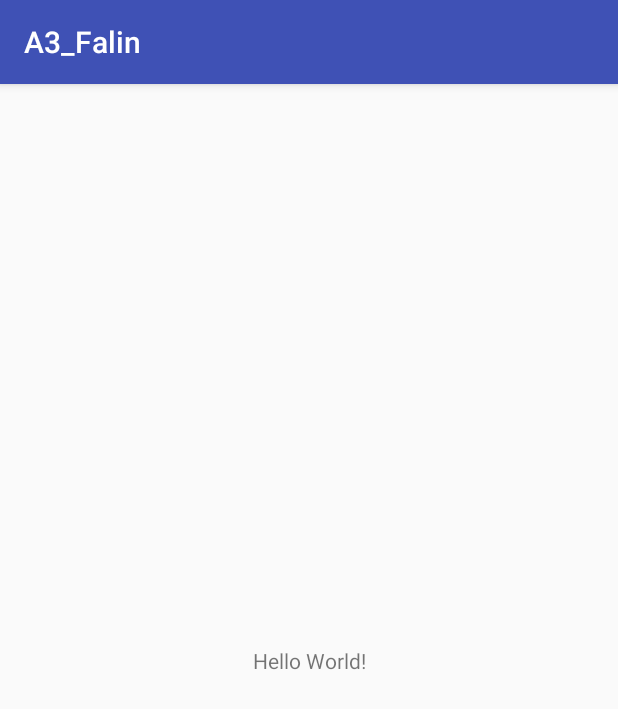
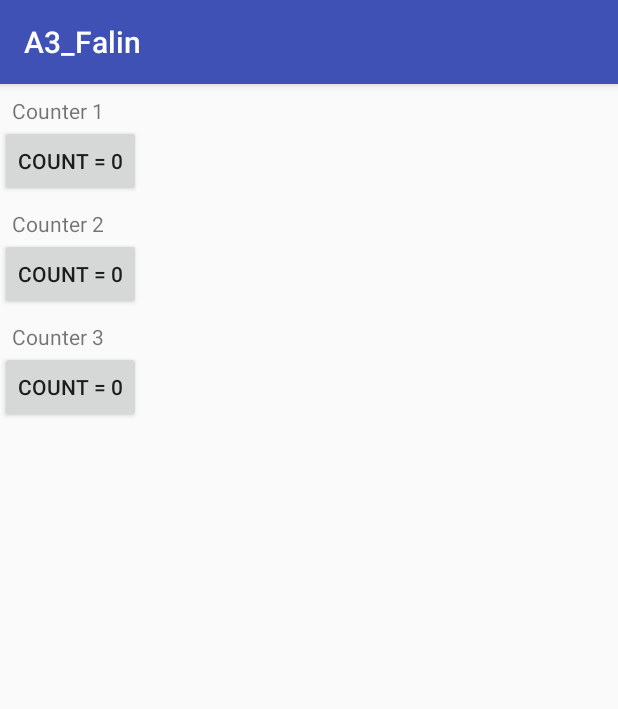
Before and after one commit to Golgoroth22/GeekBrains_Android3, an Android app: the screen it shows after launch (MainActivity), on a phone screen of 412 x 824 dp. Shown: the top 709 px of the screen. Run offline under Robolectric (Android 15) with nearby library versions, the phone set to English and light mode, and no system bars.

Commit message:
Update project

```diff
--- a/A3_Falin/app/src/main/AndroidManifest.xml
+++ b/A3_Falin/app/src/main/AndroidManifest.xml
@@ -9,7 +9,7 @@
         android:roundIcon="@mipmap/ic_launcher_round"
         android:supportsRtl="true"
         android:theme="@style/AppTheme">
-        <activity android:name=".MainActivity">
+        <activity android:name=".view.MainActivity">
             <intent-filter>
                 <action android:name="android.intent.action.MAIN" />
 
--- a/A3_Falin/app/src/main/java/com/falin/valentin/a3_falin/MainActivity.java
+++ /dev/null
@@ -1,13 +0,0 @@
-package com.falin.valentin.a3_falin;
-
-import android.support.v7.app.AppCompatActivity;
-import android.os.Bundle;
-
-public class MainActivity extends AppCompatActivity {
-
-    @Override
-    protected void onCreate(Bundle savedInstanceState) {
-        super.onCreate(savedInstanceState);
-        setContentView(R.layout.activity_main);
-    }
-}
--- /dev/null
+++ b/A3_Falin/app/src/main/java/com/falin/valentin/a3_falin/model/Model.java
@@ -0,0 +1,23 @@
+package com.falin.valentin.a3_falin.model;
+
+import java.util.ArrayList;
+import java.util.List;
+
+public class Model {
+    private List<Integer> mList;
+
+    public Model() {
+        mList = new ArrayList<>(3);
+        mList.add(0);
+        mList.add(0);
+        mList.add(0);
+    }
+
+    public int getElementValueAtIndex(int _index) {
+        return mList.get(_index);
+    }
+
+    public void setElementValueAtIndex(int _index, int value) {
+        mList.set(_index, value);
+    }
+}
--- /dev/null
+++ b/A3_Falin/app/src/main/java/com/falin/valentin/a3_falin/presenter/Presenter.java
@@ -0,0 +1,41 @@
+package com.falin.valentin.a3_falin.presenter;
+
+import com.falin.valentin.a3_falin.model.Model;
+import com.falin.valentin.a3_falin.view.MainActivity;
+
+public class Presenter {
+    private Model mModel;
+    private MainActivity view;
+
+    public Presenter(MainActivity view) {
+        this.mModel = new Model();
+        this.view = view;
+    }
+
+    private int calcNewModelValue(int modelElementIndex) {
+        int currentValue = mModel.getElementValueAtIndex(modelElementIndex);
+        return currentValue + 1;
+    }
+
+    public void buttonClick(int btnIndex) {
+        int newModelValue;
+        switch (btnIndex) {
+            case R.id.btnCounter1:
+                newModelValue = calcNewModelValue(0);
+                mModel.setElementValueAtIndex(0, newModelValue);
+                view.setButtonText(1, newModelValue);
+                break;
+            case R.id.btnCounter2:
+                newModelValue = calcNewModelValue(1);
+                mModel.setElementValueAtIndex(1, newModelValue);
+                view.setButtonText(2, newModelValue);
+                break;
+            case R.id.btnCounter3:
+                newModelValue = calcNewModelValue(2);
+                mModel.setElementValueAtIndex(2, newModelValue);
+                view.setButtonText(3, newModelValue);
+                break;
+        }
+    }
+
+}
--- /dev/null
+++ b/A3_Falin/app/src/main/java/com/falin/valentin/a3_falin/view/MainActivity.java
@@ -0,0 +1,50 @@
+package com.falin.valentin.a3_falin.view;
+
+import android.support.v7.app.AppCompatActivity;
+import android.os.Bundle;
+import android.view.View;
+import android.widget.Button;
+
+import com.falin.valentin.a3_falin.R;
+import com.falin.valentin.a3_falin.presenter.Presenter;
+
+public class MainActivity extends AppCompatActivity implements MainView, View.OnClickListener {
+    private Button btnCounter1;
+    private Button btnCounter2;
+    private Button btnCounter3;
+    private Presenter mPresenter;
+
+
+    @Override
+    protected void onCreate(Bundle savedInstanceState) {
+        super.onCreate(savedInstanceState);
+        setContentView(R.layout.activity_main);
+        btnCounter1 = (Button) findViewById(R.id.btnCounter1);
+        btnCounter2 = (Button) findViewById(R.id.btnCounter2);
+        btnCounter3 = (Button) findViewById(R.id.btnCounter3);
+        btnCounter1.setOnClickListener(this);
+        btnCounter2.setOnClickListener(this);
+        btnCounter3.setOnClickListener(this);
+        mPresenter = new Presenter(this);
+    }
+
+    @Override
+    public void onClick(View view) {
+        mPresenter.buttonClick(v.getId());
+    }
+
+    @Override
+    public void setButtonText(int btnIndex, int value) {
+        switch (btnIndex) {
+            case 1:
+                btnCounter1.setText("Количество = " + value);
+                break;
+            case 2:
+                btnCounter2.setText("Количество = " + value);
+                break;
+            case 3:
+                btnCounter3.setText("Количество = " + value);
+                break;
+        }
+    }
+}
--- /dev/null
+++ b/A3_Falin/app/src/main/java/com/falin/valentin/a3_falin/view/MainView.java
@@ -0,0 +1,5 @@
+package com.falin.valentin.a3_falin.view;
+
+public interface MainView {
+    void setButtonText(int btnIndex, int value);
+}
--- a/A3_Falin/app/src/main/res/layout/activity_main.xml
+++ b/A3_Falin/app/src/main/res/layout/activity_main.xml
@@ -1,18 +1,49 @@
 <?xml version="1.0" encoding="utf-8"?>
-<android.support.constraint.ConstraintLayout xmlns:android="http://schemas.android.com/apk/res/android"
+<LinearLayout xmlns:android="http://schemas.android.com/apk/res/android"
     xmlns:app="http://schemas.android.com/apk/res-auto"
     xmlns:tools="http://schemas.android.com/tools"
     android:layout_width="match_parent"
     android:layout_height="match_parent"
-    tools:context="com.falin.valentin.a3_falin.MainActivity">
+    android:orientation="vertical"
+    tools:context="com.falin.valentin.a3_falin.view.MainActivity">
 
     <TextView
         android:layout_width="wrap_content"
         android:layout_height="wrap_content"
-        android:text="Hello World!"
-        app:layout_constraintBottom_toBottomOf="parent"
-        app:layout_constraintLeft_toLeftOf="parent"
-        app:layout_constraintRight_toRightOf="parent"
-        app:layout_constraintTop_toTopOf="parent" />
+        android:layout_marginLeft="@dimen/dimen_8dp"
+        android:layout_marginTop="@dimen/dimen_8dp"
+        android:text="@string/counter_1" />
 
-</android.support.constraint.ConstraintLayout>
+    <Button
+        android:id="@+id/btnCounter1"
+        android:layout_width="wrap_content"
+        android:layout_height="wrap_content"
+        android:text="@string/count_0" />
+
+    <TextView
+        android:layout_width="wrap_content"
+        android:layout_height="wrap_content"
+        android:layout_marginLeft="@dimen/dimen_8dp"
+        android:layout_marginTop="@dimen/dimen_8dp"
+        android:text="@string/counter_2" />
+
+    <Button
+        android:id="@+id/btnCounter2"
+        android:layout_width="wrap_content"
+        android:layout_height="wrap_content"
+        android:text="@string/count_0" />
+
+    <TextView
+        android:layout_width="wrap_content"
+        android:layout_height="wrap_content"
+        android:layout_marginLeft="@dimen/dimen_8dp"
+        android:layout_marginTop="@dimen/dimen_8dp"
+        android:text="@string/counter_3" />
+
+    <Button
+        android:id="@+id/btnCounter3"
+        android:layout_width="wrap_content"
+        android:layout_height="wrap_content"
+        android:text="@string/count_0" />
+
+</LinearLayout>
--- /dev/null
+++ b/A3_Falin/app/src/main/res/values/dimens.xml
@@ -0,0 +1,4 @@
+<?xml version="1.0" encoding="utf-8"?>
+<resources>
+    <dimen name="dimen_8dp">8dp</dimen>
+</resources>
--- a/A3_Falin/app/src/main/res/values/strings.xml
+++ b/A3_Falin/app/src/main/res/values/strings.xml
@@ -1,3 +1,7 @@
 <resources>
     <string name="app_name">A3_Falin</string>
+    <string name="counter_1">Counter 1</string>
+    <string name="count_0">Count = 0</string>
+    <string name="counter_2">Counter 2</string>
+    <string name="counter_3">Counter 3</string>
 </resources>
```
